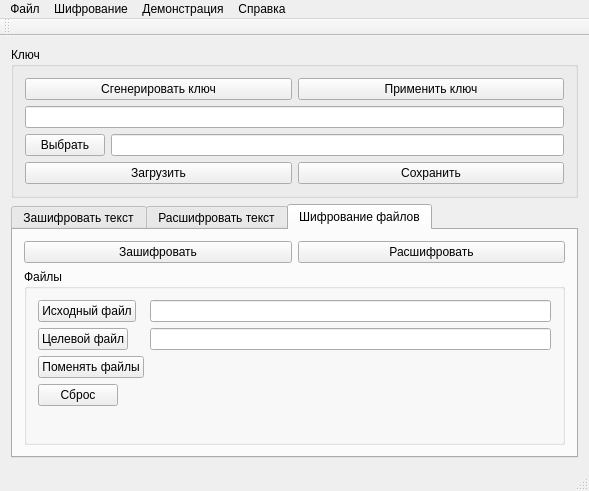
This is forms/mainwindow.ui in suiljex/idea_tools as Qt 5 draws it before an edit. The edited form follows.
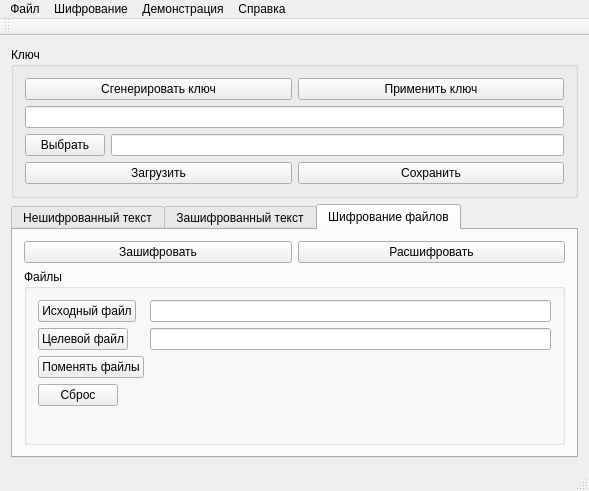
This is the edited form.

Commit message: FIX Подписи

```diff
--- a/forms/mainwindow.ui
+++ b/forms/mainwindow.ui
@@ -93,7 +93,7 @@
       </property>
       <widget class="QWidget" name="tab_encrypt">
        <attribute name="title">
-        <string>Зашифровать текст</string>
+        <string>Нешифрованный текст</string>
        </attribute>
        <layout class="QVBoxLayout" name="verticalLayout_3">
         <item>
@@ -110,7 +110,7 @@
       </widget>
       <widget class="QWidget" name="tab_decrypt">
        <attribute name="title">
-        <string>Расшифровать текст</string>
+        <string>Зашифрованный текст</string>
        </attribute>
        <layout class="QVBoxLayout" name="verticalLayout_4">
         <item>
```
The commit also changes 1 other file.
